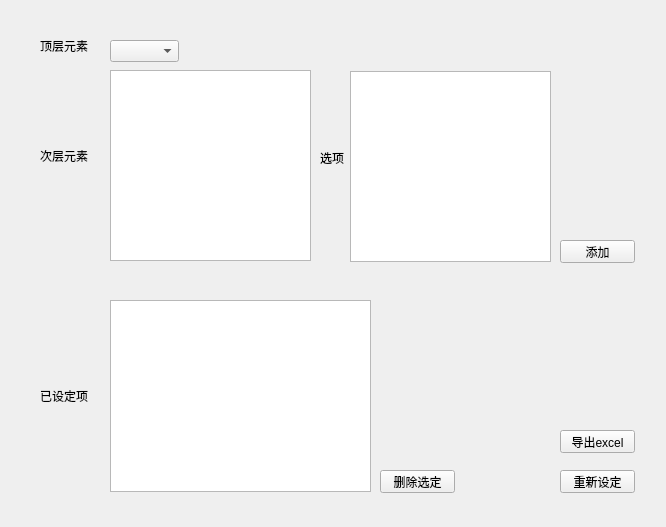
Old version of the form main/CaseModel.ui in the repository pyqf66/CaseModeling.
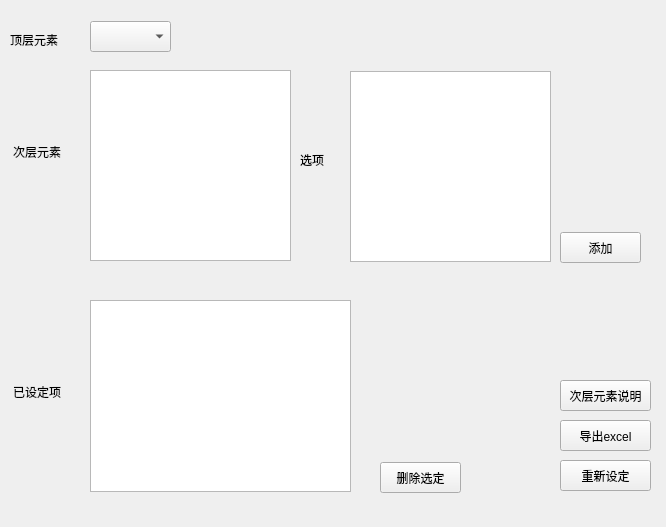
New version of the form.

Commit message: 增加次层元素的帮助

Patch:
```diff
--- a/main/CaseModel.ui
+++ b/main/CaseModel.ui
@@ -16,7 +16,7 @@
   <widget class="QListWidget" name="listWidget_sublevel">
    <property name="geometry">
     <rect>
-     <x>110</x>
+     <x>90</x>
      <y>70</y>
      <width>201</width>
      <height>191</height>
@@ -40,9 +40,9 @@
    <property name="geometry">
     <rect>
      <x>380</x>
-     <y>470</y>
-     <width>75</width>
-     <height>23</height>
+     <y>462</y>
+     <width>81</width>
+     <height>31</height>
     </rect>
    </property>
    <property name="text">
@@ -52,10 +52,10 @@
   <widget class="QLabel" name="label_caseModel">
    <property name="geometry">
     <rect>
-     <x>40</x>
-     <y>390</y>
-     <width>54</width>
-     <height>12</height>
+     <x>13</x>
+     <y>382</y>
+     <width>61</width>
+     <height>20</height>
     </rect>
    </property>
    <property name="text">
@@ -65,10 +65,10 @@
   <widget class="QLabel" name="label_thirdlevel">
    <property name="geometry">
     <rect>
-     <x>320</x>
+     <x>300</x>
      <y>150</y>
-     <width>31</width>
-     <height>16</height>
+     <width>41</width>
+     <height>20</height>
     </rect>
    </property>
    <property name="text">
@@ -78,10 +78,10 @@
   <widget class="QLabel" name="label_sublevel">
    <property name="geometry">
     <rect>
-     <x>40</x>
-     <y>150</y>
-     <width>54</width>
-     <height>12</height>
+     <x>13</x>
+     <y>142</y>
+     <width>61</width>
+     <height>20</height>
     </rect>
    </property>
    <property name="text">
@@ -92,9 +92,9 @@
    <property name="geometry">
     <rect>
      <x>560</x>
-     <y>430</y>
-     <width>75</width>
-     <height>23</height>
+     <y>420</y>
+     <width>91</width>
+     <height>31</height>
     </rect>
    </property>
    <property name="text">
@@ -104,7 +104,7 @@
   <widget class="QListWidget" name="listWidget_caseModel">
    <property name="geometry">
     <rect>
-     <x>110</x>
+     <x>90</x>
      <y>300</y>
      <width>261</width>
      <height>192</height>
@@ -114,10 +114,10 @@
   <widget class="QLabel" name="label_toplevel">
    <property name="geometry">
     <rect>
-     <x>40</x>
-     <y>40</y>
-     <width>54</width>
-     <height>12</height>
+     <x>10</x>
+     <y>30</y>
+     <width>61</width>
+     <height>20</height>
     </rect>
    </property>
    <property name="text">
@@ -128,9 +128,9 @@
    <property name="geometry">
     <rect>
      <x>560</x>
-     <y>470</y>
-     <width>75</width>
-     <height>23</height>
+     <y>460</y>
+     <width>91</width>
+     <height>31</height>
     </rect>
    </property>
    <property name="text">
@@ -140,10 +140,10 @@
   <widget class="QComboBox" name="comboBox_toplevel">
    <property name="geometry">
     <rect>
-     <x>110</x>
-     <y>40</y>
-     <width>69</width>
-     <height>22</height>
+     <x>90</x>
+     <y>21</y>
+     <width>81</width>
+     <height>31</height>
     </rect>
    </property>
   </widget>
@@ -151,15 +151,28 @@
    <property name="geometry">
     <rect>
      <x>560</x>
-     <y>240</y>
-     <width>75</width>
-     <height>23</height>
+     <y>232</y>
+     <width>81</width>
+     <height>31</height>
     </rect>
    </property>
    <property name="text">
     <string>添加</string>
    </property>
   </widget>
+  <widget class="QPushButton" name="pushButton_sublevel_help">
+   <property name="geometry">
+    <rect>
+     <x>560</x>
+     <y>380</y>
+     <width>91</width>
+     <height>31</height>
+    </rect>
+   </property>
+   <property name="text">
+    <string>次层元素说明</string>
+   </property>
+  </widget>
  </widget>
  <resources/>
  <connections>
```
The commit also changes 6 other files.
